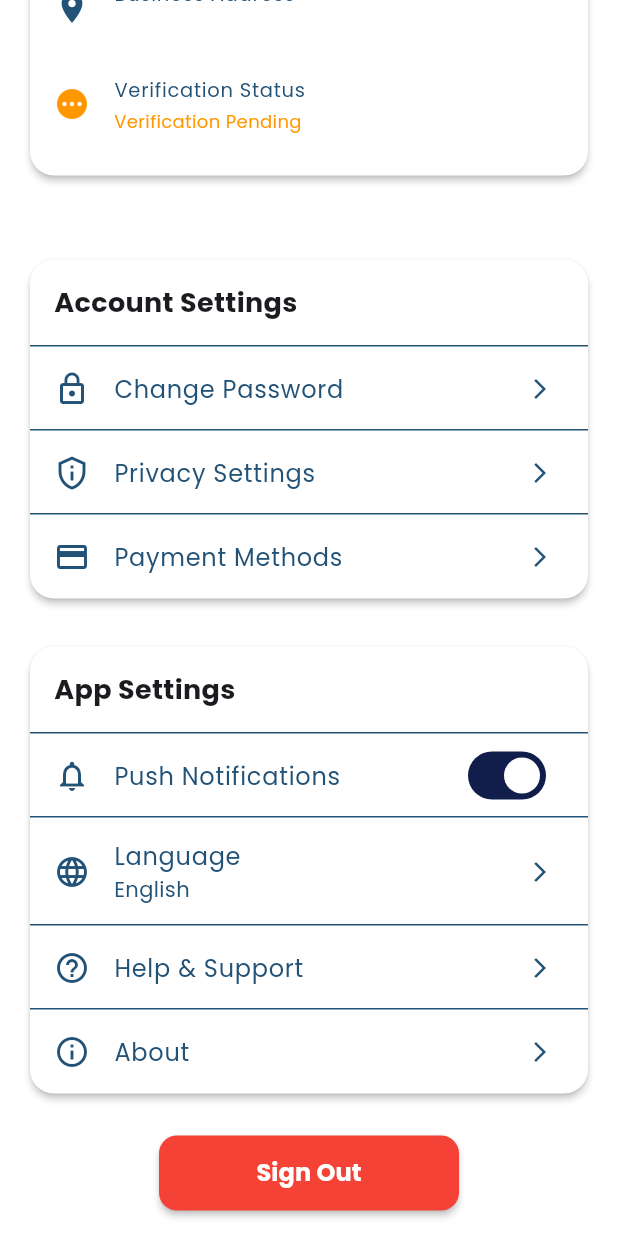
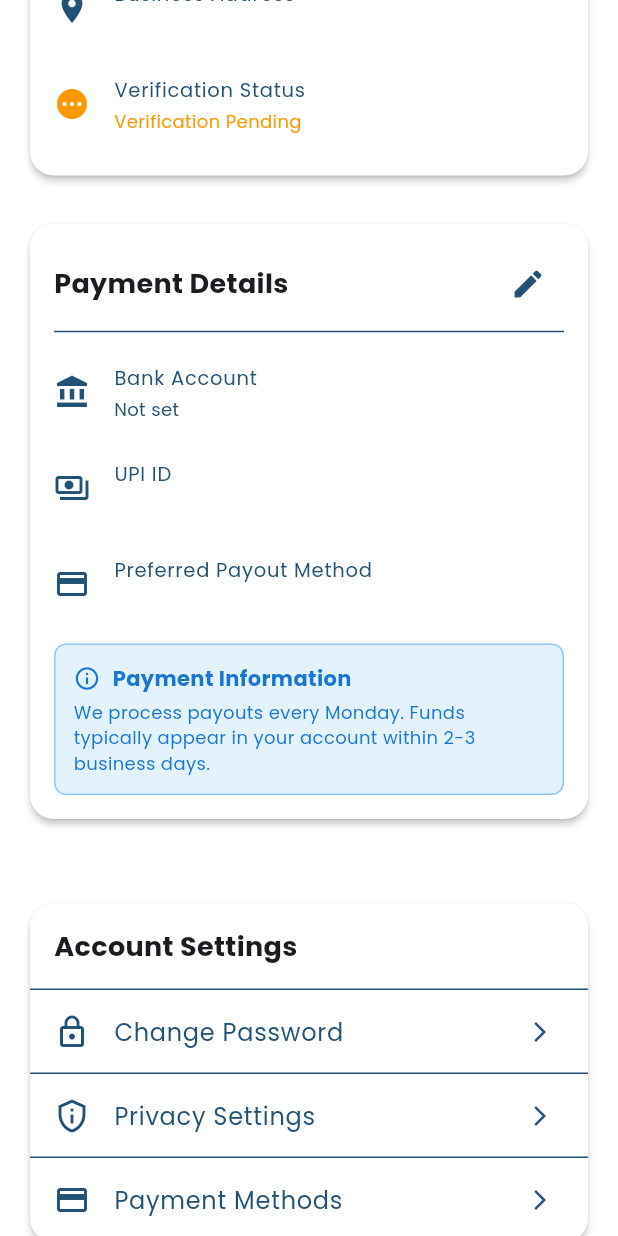
Before and after one commit to ishwargoswami/kalakritiapp, a Flutter app: the SellerProfileScreen screen opened directly, scrolled down 576 dp, on a phone screen of 412 x 824 dp. Run offline on Flutter 3.47's test engine with Material 3 defaults, Android fonts, the phone set to English and light mode, and no system bars; our stand-ins replace animate_do, cached_network_image, carousel_slider, cloud_firestore, confetti, firebase_auth and 16 more; accounts and stored records are empty; network calls fail.

Commit message:
Payment Method added

```diff
--- a/lib/models/user.dart
+++ b/lib/models/user.dart
@@ -19,6 +19,13 @@ class UserModel {
   final List<String>? businessImages;
   final String? businessAddress;
   final bool isVerifiedSeller;
+
+  // Payment details
+  final String? bankAccountName;
+  final String? bankAccountNumber;
+  final String? bankIFSC;
+  final String? upiId;
+  final String? preferredPayoutMethod; // 'bank' or 'upi'
 
   // New Artisan Storytelling fields
   final String? artisanStory;           // Personal story of the artisan
@@ -47,6 +54,11 @@ class UserModel {
     this.businessImages,
     this.businessAddress,
     this.isVerifiedSeller = false,
+    this.bankAccountName,
+    this.bankAccountNumber,
+    this.bankIFSC,
+    this.upiId,
+    this.preferredPayoutMethod,
     this.artisanStory,
     this.craftProcessImages,
     this.craftHistory,
@@ -88,6 +100,11 @@ class UserModel {
           : null,
       businessAddress: data['businessAddress'],
       isVerifiedSeller: data['isVerifiedSeller'] ?? false,
+      bankAccountName: data['bankAccountName'],
+      bankAccountNumber: data['bankAccountNumber'],
+      bankIFSC: data['bankIFSC'],
+      upiId: data['upiId'],
+      preferredPayoutMethod: data['preferredPayoutMethod'],
       artisanStory: data['artisanStory'],
       craftProcessImages: data['craftProcessImages'] != null
           ? List<String>.from(data['craftProcessImages'])
@@ -143,6 +160,13 @@ class UserModel {
       data['virtualEvents'] = virtualEvents;
       data['skillsAndTechniques'] = skillsAndTechniques;
       data['craftRegion'] = craftRegion;
+
+      // Add payment details
+      data['bankAccountName'] = bankAccountName;
+      data['bankAccountNumber'] = bankAccountNumber;
+      data['bankIFSC'] = bankIFSC;
+      data['upiId'] = upiId;
+      data['preferredPayoutMethod'] = preferredPayoutMethod;
     }
 
     return data;
@@ -165,6 +189,11 @@ class UserModel {
     List<String>? businessImages,
     String? businessAddress,
     bool? isVerifiedSeller,
+    String? bankAccountName,
+    String? bankAccountNumber,
+    String? bankIFSC,
+    String? upiId,
+    String? preferredPayoutMethod,
     String? artisanStory,
     List<String>? craftProcessImages,
     String? craftHistory,
@@ -191,6 +220,11 @@ class UserModel {
       businessImages: businessImages ?? this.businessImages,
       businessAddress: businessAddress ?? this.businessAddress,
       isVerifiedSeller: isVerifiedSeller ?? this.isVerifiedSeller,
+      bankAccountName: bankAccountName ?? this.bankAccountName,
+      bankAccountNumber: bankAccountNumber ?? this.bankAccountNumber,
+      bankIFSC: bankIFSC ?? this.bankIFSC,
+      upiId: upiId ?? this.upiId,
+      preferredPayoutMethod: preferredPayoutMethod ?? this.preferredPayoutMethod,
       artisanStory: artisanStory ?? this.artisanStory,
       craftProcessImages: craftProcessImages ?? this.craftProcessImages,
       craftHistory: craftHistory ?? this.craftHistory,
--- a/lib/screens/seller/seller_profile_screen.dart
+++ b/lib/screens/seller/seller_profile_screen.dart
@@ -9,6 +9,7 @@ import 'package:kalakritiapp/widgets/loading_overlay.dart';
 import 'package:kalakritiapp/screens/seller/edit_artisan_profile_screen.dart';
 import 'package:kalakritiapp/screens/seller/edit_profile_screen.dart';
 import 'package:kalakritiapp/screens/seller/edit_business_info_screen.dart';
+import 'package:kalakritiapp/screens/seller/edit_payment_details_screen.dart';
 import 'package:kalakritiapp/services/auth_service.dart';
 
 class SellerProfileScreen extends ConsumerStatefulWidget {
@@ -41,6 +42,10 @@ class _SellerProfileScreenState extends ConsumerState<SellerProfileScreen> {
 
                 // Business Information
                 _buildBusinessInfo(context, userData),
+                const SizedBox(height: 24),
+
+                // Payment Details
+                _buildPaymentDetails(context, userData),
                 const SizedBox(height: 24),
 
                 // Seller specific section
@@ -444,6 +449,142 @@ class _SellerProfileScreenState extends ConsumerState<SellerProfileScreen> {
     );
   }
 
+  Widget _buildPaymentDetails(BuildContext context, UserModel userData) {
+    return Card(
+      elevation: 2,
+      shape: RoundedRectangleBorder(
+        borderRadius: BorderRadius.circular(16),
+      ),
+      child: Padding(
+        padding: const EdgeInsets.all(16),
+        child: Column(
+          crossAxisAlignment: CrossAxisAlignment.start,
+          children: [
+            Row(
+              mainAxisAlignment: MainAxisAlignment.spaceBetween,
+              children: [
+                const Text(
+                  'Payment Details',
+                  style: TextStyle(
+                    fontSize: 18,
+                    fontWeight: FontWeight.bold,
+                  ),
+                ),
+                IconButton(
+                  icon: const Icon(Icons.edit),
+                  onPressed: () {
+                    Navigator.push(
+                      context,
+                      MaterialPageRoute(
+                        builder: (context) => EditPaymentDetailsScreen(userData: userData),
+                      ),
+                    ).then((result) {
+                      if (result == true) {
+                        // Refresh user data if payment details were updated
+                        ref.refresh(userDataProvider);
+                      }
+                    });
+                  },
+                  tooltip: 'Edit Payment Details',
+                  constraints: const BoxConstraints(),
+                  padding: const EdgeInsets.all(8),
+                ),
+              ],
+            ),
+            const Divider(),
+
+            // Bank account details
+            ListTile(
+              leading: const Icon(Icons.account_balance),
+              title: const Text('Bank Account'),
+              subtitle: userData.bankAccountNumber != null && userData.bankAccountNumber!.isNotEmpty
+                  ? Text('${userData.bankAccountName} - ${_maskAccountNumber(userData.bankAccountNumber)}')
+                  : const Text('Not set'),
+              dense: true,
+              contentPadding: EdgeInsets.zero,
+            ),
+
+            // UPI ID
+            ListTile(
+              leading: const Icon(Icons.payments_outlined),
+              title: const Text('UPI ID'),
+              subtitle: Text(userData.upiId ?? 'Not set'),
+              dense: true,
+              contentPadding: EdgeInsets.zero,
+            ),
+
+            // Payout Method
+            ListTile(
+              leading: const Icon(Icons.credit_card),
+              title: const Text('Preferred Payout Method'),
+              subtitle: Text(userData.preferredPayoutMethod ?? 'Not set'),
+              dense: true,
+              contentPadding: EdgeInsets.zero,
+            ),
+
+            const SizedBox(height: 8),
+
+            // Payment Information Notice
+            Container(
+              padding: const EdgeInsets.all(12),
+              decoration: BoxDecoration(
+                color: Colors.blue.shade50,
+                borderRadius: BorderRadius.circular(8),
+                border: Border.all(color: Colors.blue.shade200),
+              ),
+              child: Column(
+                crossAxisAlignment: CrossAxisAlignment.start,
+                children: [
+                  Row(
+                    children: [
+                      Icon(
+                        Icons.info_outline,
+                        size: 18,
+                        color: Colors.blue.shade700,
+                      ),
+                      const SizedBox(width: 8),
+                      Text(
+                        'Payment Information',
+                        style: TextStyle(
+                          fontSize: 14,
+                          fontWeight: FontWeight.bold,
+                          color: Colors.blue.shade700,
+                        ),
+                      ),
+                    ],
+                  ),
+                  const SizedBox(height: 4),
+                  Text(
+                    'We process payouts every Monday. Funds typically appear in your account within 2-3 business days.',
+                    style: TextStyle(
+                      fontSize: 12,
+                      color: Colors.blue.shade700,
+                    ),
+                  ),
+                ],
+              ),
+            ),
+          ],
+        ),
+      ),
+    );
+  }
+
+  String _maskAccountNumber(String? accountNumber) {
+    if (accountNumber == null || accountNumber.isEmpty) {
+      return '';
+    }
+
+    // Keep only the last 4 digits visible
+    if (accountNumber.length > 4) {
+      final visiblePart = accountNumber.substring(accountNumber.length - 4);
+      final maskedPart = '*' * (accountNumber.length - 4);
+      return maskedPart + visiblePart;
+    }
+
+    return accountNumber;
+  }
+
   Widget _buildAccountSettings(BuildContext context) {
     return Card(
       elevation: 2,
```
Also changed, not shown: lib/screens/seller/edit_payment_details_screen.dart (added, +328 -0 lines), lib/services/auth_service.dart (+13 -0 lines).
